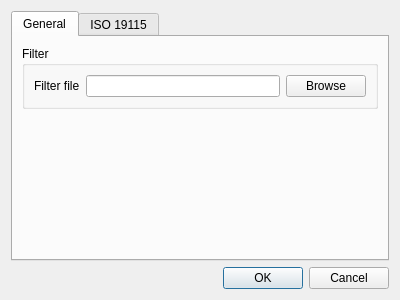
This is src/ui/ui_settings.ui in nextgis/qgis_metatools as Qt 5 draws it before an edit. The edited form follows.
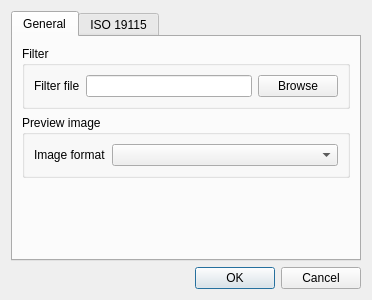
This is the edited form.

Commit message: Close task 22 - format of preview can be selected

Diff of the .ui file:
```diff
--- a/src/ui/ui_settings.ui
+++ b/src/ui/ui_settings.ui
@@ -6,7 +6,7 @@
    <rect>
     <x>0</x>
     <y>0</y>
-    <width>400</width>
+    <width>372</width>
     <height>300</height>
    </rect>
   </property>
@@ -50,6 +50,32 @@
          </layout>
         </widget>
        </item>
+       <item>
+        <widget class="QGroupBox" name="groupBox_2">
+         <property name="title">
+          <string>Preview image</string>
+         </property>
+         <layout class="QFormLayout" name="formLayout_2">
+          <item row="0" column="0">
+           <widget class="QLabel" name="label_2">
+            <property name="text">
+             <string>Image format</string>
+            </property>
+           </widget>
+          </item>
+          <item row="0" column="1">
+           <widget class="QComboBox" name="cmbImgFormat">
+            <property name="sizePolicy">
+             <sizepolicy hsizetype="Expanding" vsizetype="Fixed">
+              <horstretch>0</horstretch>
+              <verstretch>0</verstretch>
+             </sizepolicy>
+            </property>
+           </widget>
+          </item>
+         </layout>
+        </widget>
+       </item>
        <item>
         <spacer name="verticalSpacer">
          <property name="orientation">
```
The commit also changes 3 other files.
